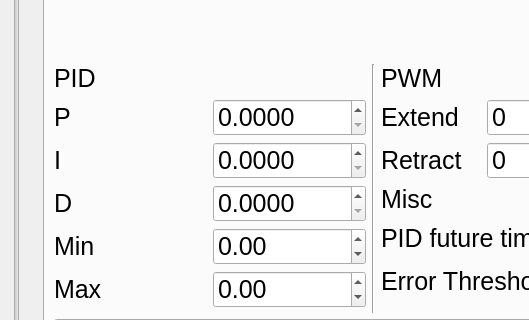
Old version of the form stompy/ui/stompy.ui in the repository braingram/stompy; both pictures show x 0 to 529 and y 356 to 676 of the 1230 by 767 pixel window.
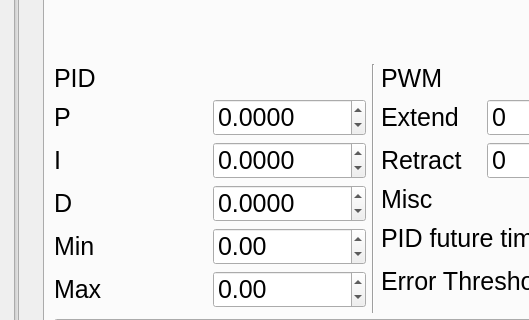
New version of the form. The open tabs and pages were chosen to show the change. Custom widgets are drawn as their Qt base class.

Commit message: fix ui value bounds, disable front pair mode, changes to leg wiggle playback

Diff of the .ui file:
```diff
--- a/stompy/ui/stompy.ui
+++ b/stompy/ui/stompy.ui
@@ -334,6 +334,9 @@
                   <property name="decimals">
                    <number>4</number>
                   </property>
+                  <property name="minimum">
+                   <double>-99.989999999999995</double>
+                  </property>
                   <property name="singleStep">
                    <double>0.100000000000000</double>
                   </property>
@@ -355,6 +358,9 @@
                   <property name="decimals">
                    <number>4</number>
                   </property>
+                  <property name="minimum">
+                   <double>-99.989999999999995</double>
+                  </property>
                   <property name="singleStep">
                    <double>0.100000000000000</double>
                   </property>
@@ -376,6 +382,9 @@
                   <property name="decimals">
                    <number>4</number>
                   </property>
+                  <property name="minimum">
+                   <double>-99.989999999999995</double>
+                  </property>
                   <property name="singleStep">
                    <double>0.100000000000000</double>
                   </property>
```
Left out of the diff: 2 changed lines with no effect on the pictures. The commit also changes 2 other files.
